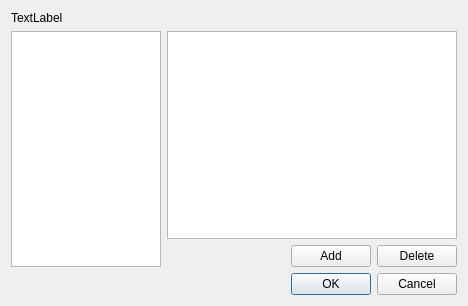
The window that DB2Viewer/seldefenitiondlg.ui (Smitt64/WoWSatat) describes before a commit, drawn with Qt 5.
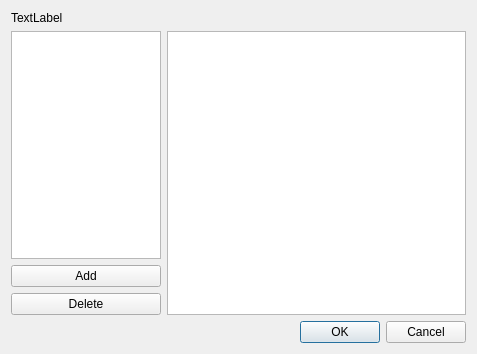
The same window after the commit.

```diff
--- a/DB2Viewer/seldefenitiondlg.ui
+++ b/DB2Viewer/seldefenitiondlg.ui
@@ -6,8 +6,8 @@
    <rect>
     <x>0</x>
     <y>0</y>
-    <width>468</width>
-    <height>306</height>
+    <width>477</width>
+    <height>354</height>
    </rect>
   </property>
   <property name="windowTitle">
@@ -22,7 +22,12 @@
     </widget>
    </item>
    <item>
-    <layout class="QHBoxLayout" name="horizontalLayout_2" stretch="0,1">
+    <layout class="QHBoxLayout" name="horizontalLayout" stretch="0,1">
+     <item>
+      <layout class="QVBoxLayout" name="verticalLayout">
+       <property name="sizeConstraint">
+        <enum>QLayout::SetNoConstraint</enum>
+       </property>
      <item>
       <widget class="QListView" name="listView">
        <property name="maximumSize">
@@ -37,27 +42,13 @@
       </widget>
      </item>
      <item>
-      <layout class="QVBoxLayout" name="verticalLayout">
-       <item>
-        <widget class="QTableView" name="tableView"/>
-       </item>
-       <item>
-        <layout class="QHBoxLayout" name="horizontalLayout">
-         <item>
-          <spacer name="horizontalSpacer">
-           <property name="orientation">
-            <enum>Qt::Horizontal</enum>
-           </property>
-           <property name="sizeHint" stdset="0">
+        <widget class="QPushButton" name="btnAdd">
+         <property name="maximumSize">
             <size>
-             <width>40</width>
-             <height>20</height>
-            </size>
-           </property>
-          </spacer>
-         </item>
-         <item>
-          <widget class="QPushButton" name="pushButton_2">
+           <width>150</width>
+           <height>16777215</height>
+          </size>
+         </property>
            <property name="text">
             <string>Add</string>
            </property>
@@ -65,6 +56,12 @@
          </item>
          <item>
           <widget class="QPushButton" name="pushButton_3">
+         <property name="maximumSize">
+          <size>
+           <width>150</width>
+           <height>16777215</height>
+          </size>
+         </property>
            <property name="text">
             <string>Delete</string>
            </property>
@@ -72,7 +69,8 @@
          </item>
         </layout>
        </item>
-      </layout>
+     <item>
+      <widget class="QTableView" name="tableView"/>
      </item>
     </layout>
    </item>
```
Lines whose indentation alone changed are shown as unchanged.
